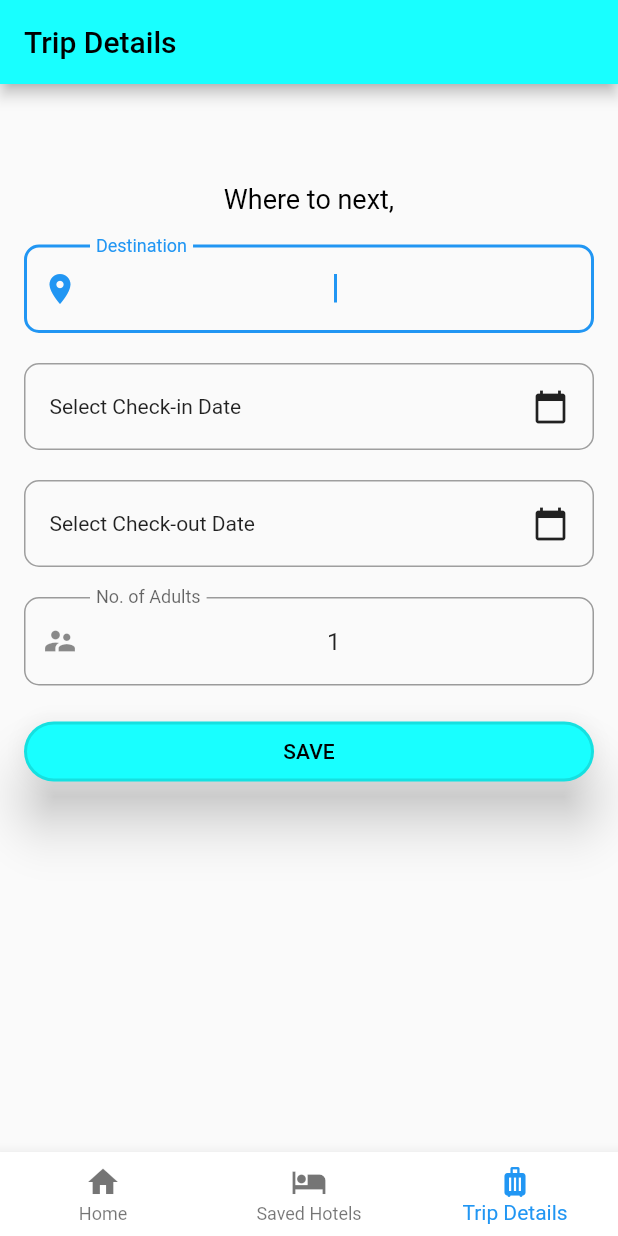
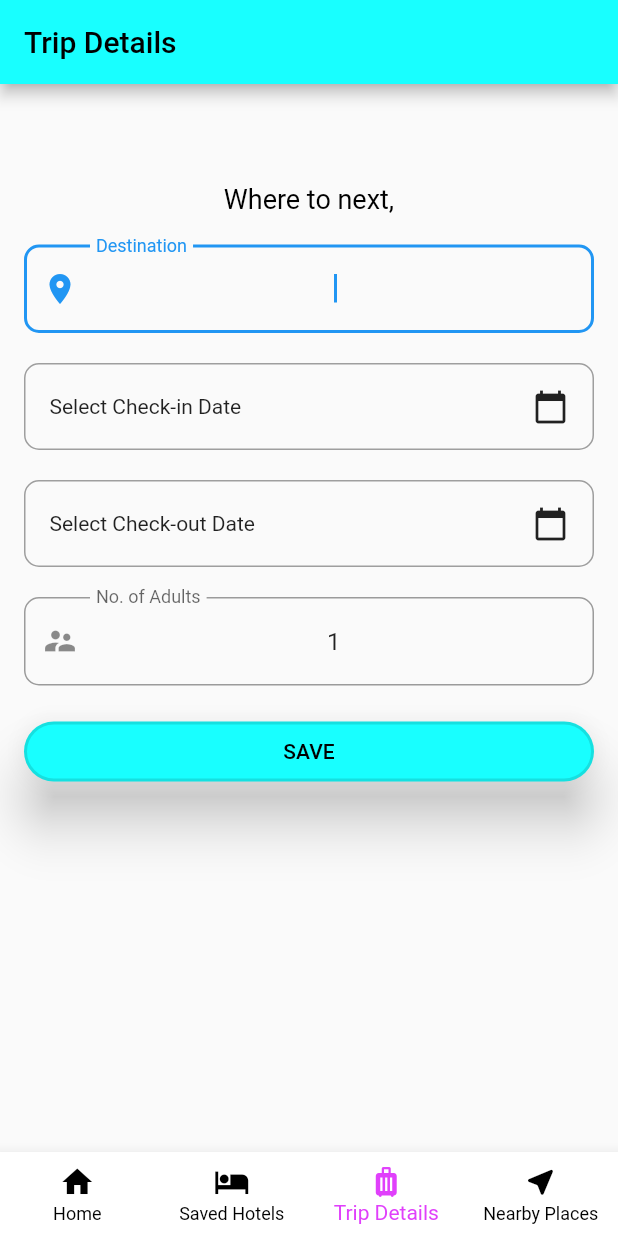
Before and after one commit to jiajia16/tripplanner, a Flutter app: the screen it shows once a user with an empty profile is signed in, on a phone screen of 412 x 824 dp. Run offline on Flutter 3.47's test engine with Material 2 defaults, Android fonts, the phone set to English and light mode, and no system bars; our stand-ins replace cloud_firestore, firebase_auth, firebase_core, flutter_image_slideshow; missing offline and left inert: flutterfire_ui; accounts and stored records are empty.

Commit message:
initial commit

```diff
--- a/lib/main.dart
+++ b/lib/main.dart
@@ -1,5 +1,6 @@
 import 'package:flutter/material.dart';
 import 'package:firebase_core/firebase_core.dart';
+import 'package:tripplanner/screens/nearby_places_screen.dart';
 import 'firebase_options.dart';
 
 import '../screens/login_screen.dart';
@@ -32,6 +33,7 @@ class MyApp extends StatelessWidget {
         '/hotels': (context) => const HotelsScreen(),
         '/hotelDetail': (context) => const HotelDetailScreen(),
         '/savedHotels': (context) => const SavedHotelsScreen(),
+        '/nearbyPlaces': (context) => const NearByPlaces(),
       },
     );
   }
--- a/lib/widgets/navigation_bar.dart
+++ b/lib/widgets/navigation_bar.dart
@@ -23,6 +23,8 @@ class _MyBottomNavigationBarState extends State<MyBottomNavigationBar> {
         case 2:
           Navigator.pushReplacementNamed(context, '/tripDetails');
           break;
+        case 3:
+          Navigator.pushReplacementNamed(context, '/nearbyPlaces');
       }
     });
   }
@@ -38,15 +40,30 @@ class _MyBottomNavigationBarState extends State<MyBottomNavigationBar> {
         ),
         BottomNavigationBarItem(
           label: 'Saved Hotels',
-          icon: Icon(Icons.hotel),
+          icon: Icon(
+            Icons.hotel,
+          ),
         ),
         BottomNavigationBarItem(
           label: 'Trip Details',
-          icon: Icon(Icons.luggage),
+          icon: Icon(
+            Icons.luggage,
+          ),
+        ),
+        BottomNavigationBarItem(
+          label: 'Nearby Places',
+          icon: Icon(
+            Icons.near_me_rounded,
+          ),
         ),
       ],
       currentIndex: widget.selectedIndexNavBar,
       onTap: _onTap,
+      selectedItemColor:
+          Colors.purpleAccent, // Set the color for the selected item
+      unselectedItemColor: Colors.black, // Set the color for unselected items
+      showUnselectedLabels: true, // To show labels for unselected items
+      type: BottomNavigationBarType.fixed,
     );
   }
 }
```
Also changed, not shown: lib/screens/nearby_places_screen.dart (added, +15 -0 lines).
